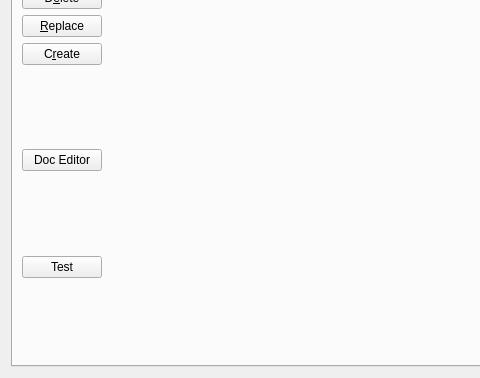
Above: src/calibre/gui2/preferences/template_functions.ui from kovidgoyal/calibre before the change; both pictures show x 0 to 480 and y 285 to 663 of the 882 by 663 pixel window. Below: the same form after it.
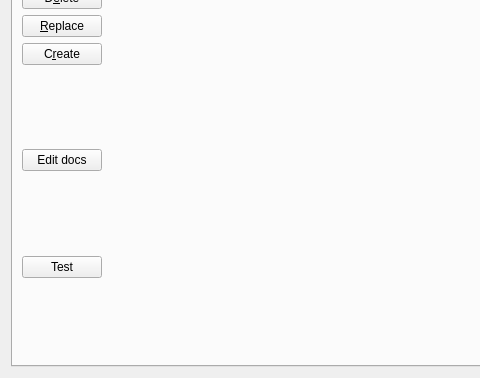
That is the form after the change. Custom widgets are drawn as their Qt base class.

```diff
--- a/src/calibre/gui2/preferences/template_functions.ui
+++ b/src/calibre/gui2/preferences/template_functions.ui
@@ -84,7 +84,7 @@
          <item>
           <widget class="QPushButton" name="st_doc_edit_button">
            <property name="text">
-            <string>Doc Editor</string>
+            <string>Edit docs</string>
            </property>
            <property name="toolTip">
             <string>Open an editor for function documentation</string>
```
Left out of the diff: 2 changed lines with no effect on the pictures.
